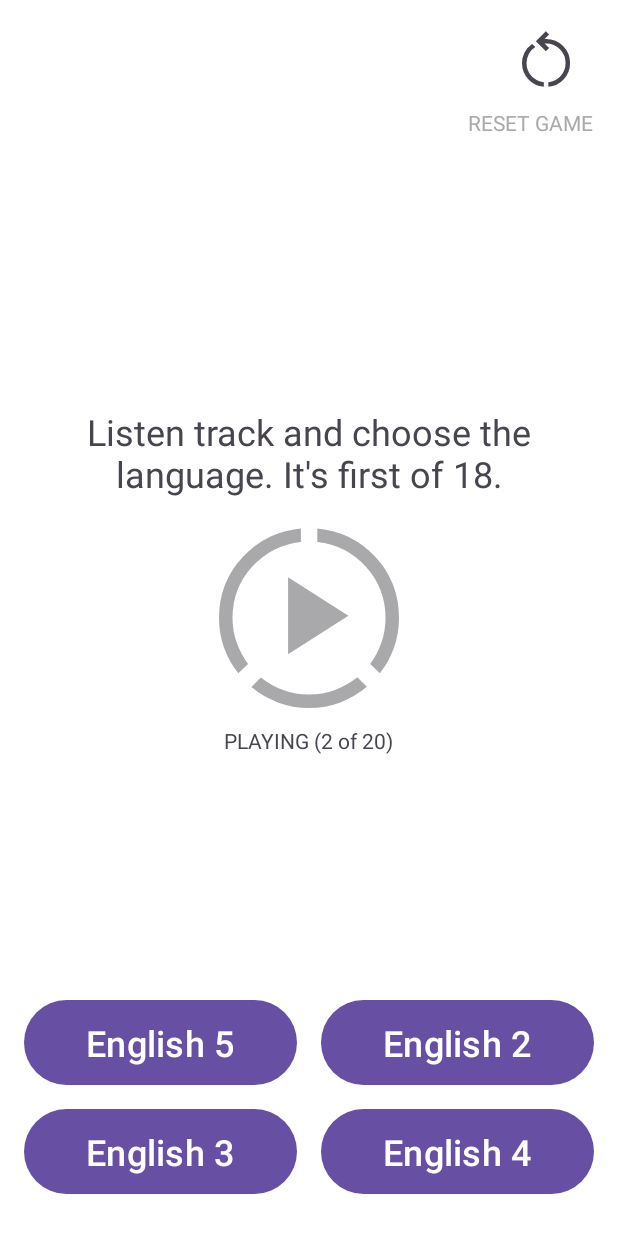
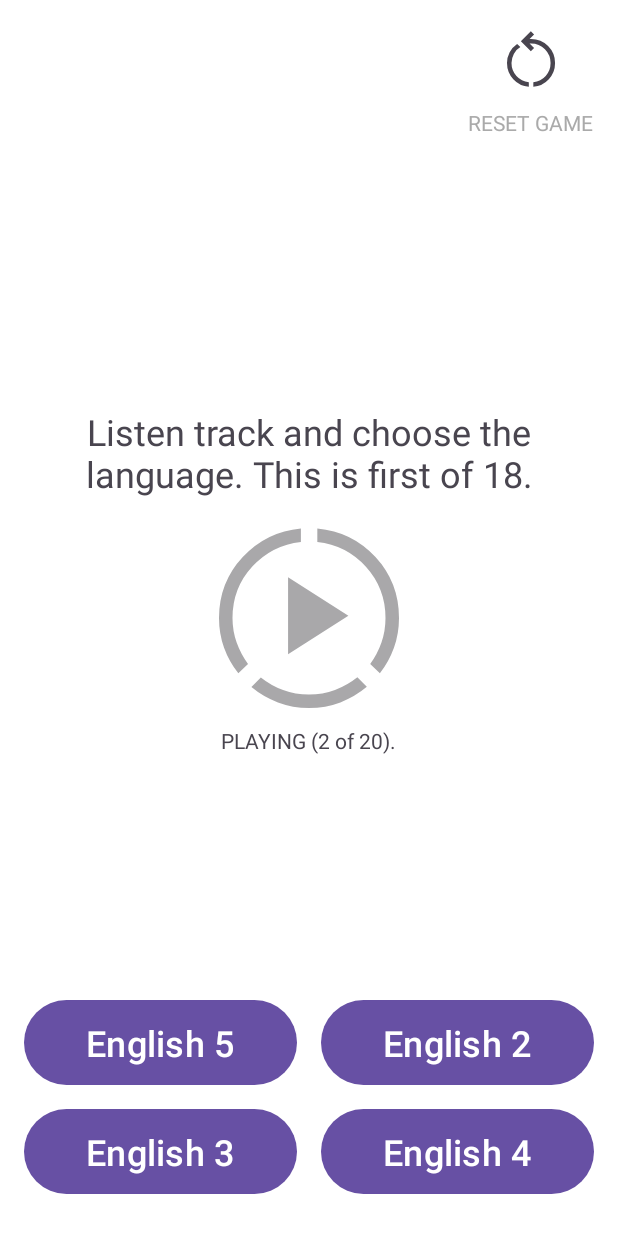
Before and after one commit to egornemov/polyglot-game, an Android app: the screen it shows after launch (MainActivity), on a phone screen of 412 x 824 dp. Shown: the top 1233 px of the screen. Run offline under Robolectric (Android 15) with nearby library versions, the phone set to English and light mode, and no system bars.

Commit message:
Move strings to res

```diff
--- a/app/src/main/java/com/egornemov/polyglotgame/view/QuizCardFragment.kt
+++ b/app/src/main/java/com/egornemov/polyglotgame/view/QuizCardFragment.kt
@@ -64,9 +64,9 @@ class QuizCardFragment : Fragment() {
         val pbMediaplayerInit = view.findViewById<ProgressBar>(R.id.pb_mediaplayer_init)
 
         tvCardDescription.text = if (step == 1) {
-            "Listen track and choose the language. It's first of $total."
+            resources.getString(R.string.quiz_description_first, total)
         } else {
-            "It's $step of $total"
+            resources.getString(R.string.quiz_description_rest, step, total)
         }
 
         btnRestart.setOnClickListener {
@@ -171,7 +171,7 @@ class QuizCardFragment : Fragment() {
                             tvPlay.isVisible = false
                             count = 0
                         } else {
-                            tvPlay.text = "PLAYING ($count of $DURATION_S)"
+                            tvPlay.text = resources.getString(R.string.quiz_playback_status, count, DURATION_S)
                         }
                     }
                 }
--- a/app/src/main/res/layout/fragment_quiz_card.xml
+++ b/app/src/main/res/layout/fragment_quiz_card.xml
@@ -13,6 +13,7 @@
         android:layout_height="wrap_content"
         android:layout_gravity="center_vertical"
         app:layout_constraintTop_toTopOf="parent"
+        app:layout_constraintStart_toStartOf="@+id/tv_restart"
         app:layout_constraintEnd_toEndOf="@+id/tv_restart"
         android:layout_margin="8dp"
         android:src="@drawable/restart_alt_48px"
@@ -20,7 +21,7 @@
 
     <TextView
         android:id="@+id/tv_restart"
-        android:text="RESET GAME"
+        android:text="@string/tv_reset_game"
         android:layout_width="wrap_content"
         android:layout_height="wrap_content"
         android:layout_margin="8dp"
@@ -38,7 +39,7 @@
         android:textAlignment="center"
         android:layout_margin="8dp"
         android:textSize="24sp"
-        android:text="STEP 0"/>
+        tools:text="STEP 0"/>
 
     <ImageButton
         android:id="@+id/btn_play"
@@ -81,7 +82,7 @@
         android:layout_height="wrap_content"
         android:layout_margin="8dp"
         tools:visibility="visible"
-        android:text="Waits too long?\nRefresh"
+        android:text="@string/tv_wait_refresh"
         android:textColor="@android:color/darker_gray"
         android:visibility="gone"
         app:layout_constraintTop_toBottomOf="@+id/btn_refresh"
@@ -109,7 +110,7 @@
             android:textSize="24sp"
             android:padding="12dp"
             android:layout_marginHorizontal="8dp"
-            android:text="CHOICE A"/>
+            tools:text="CHOICE A"/>
 
         <Button
             android:id="@+id/btn_choice_b"
@@ -122,7 +123,7 @@
             android:padding="12dp"
             tools:visibility="visible"
             android:layout_marginHorizontal="8dp"
-            android:text="CHOICE B"/>
+            tools:text="CHOICE B"/>
 
     </LinearLayout>
 
@@ -148,7 +149,7 @@
             android:textSize="24sp"
             android:padding="12dp"
             android:layout_marginHorizontal="8dp"
-            android:text="CHOICE C"/>
+            tools:text="CHOICE C"/>
 
         <Button
             android:id="@+id/btn_choice_d"
@@ -161,7 +162,7 @@
             android:padding="12dp"
             tools:visibility="visible"
             android:layout_marginHorizontal="8dp"
-            android:text="CHOICE D"/>
+            tools:text="CHOICE D"/>
 
     </LinearLayout>
 
@@ -187,7 +188,7 @@
             android:padding="12dp"
             tools:visibility="visible"
             android:layout_marginHorizontal="8dp"
-            android:text="CHOICE E"/>
+            tools:text="CHOICE E"/>
 
         <Button
             android:id="@+id/btn_choice_f"
@@ -200,7 +201,7 @@
             android:padding="12dp"
             tools:visibility="visible"
             android:layout_marginHorizontal="8dp"
-            android:text="CHOICE F"/>
+            tools:text="CHOICE F"/>
 
     </LinearLayout>
 
--- a/app/src/main/res/values/strings.xml
+++ b/app/src/main/res/values/strings.xml
@@ -1,3 +1,19 @@
 <resources>
     <string name="app_name">Polyglot Game</string>
+    <string name="tv_reset_game">RESET GAME</string>
+    <string name="tv_play_again">PLAY AGAIN</string>
+    <string name="tv_wait_refresh">Waits too long?\nRefresh.</string>
+    <string name="tv_share_with_friends">SHARE WITH FRIENDS</string>
+    <string name="quiz_description_first">Listen track and choose the language. This is first of %d.</string>
+    <string name="quiz_description_rest">This is %d of %d.</string>
+    <string name="quiz_playback_status">PLAYING (%d of %d).</string>
+    <string name="score_cheated">I\'m sad that You\'ve skipped some test.\nPlease, play with me again.</string>
+    <string name="score_cheated_share">Brainy time killer, and I\'ve failed to get win in it.</string>
+    <string name="score_zero_share">I will learn %s this year! Do you know %s?</string>
+    <string name="score_polyglot_share">I\'m a NATURAL polyglot. I know %s.\nBet that you're not?</string>
+    <string name="score_not_polyglot_share">I\'m NOT a polyglot.\nBet that you are NOT a polyglot too?</string>
+    <string name="score_stats">You score is %d minutes %d seconds with detected %d languages.\n</string>
+    <string name="score_zero">Just start with %s.</string>
+    <string name="score_polyglot">You are a NATURAL polyglot.</string>
+    <string name="score_not_polyglot">You are NOT a polyglot.</string>
 </resources>
```
Also changed, not shown: app/src/main/java/com/egornemov/polyglotgame/view/ScoreCardFragment.kt (+19 -9 lines), app/src/main/res/layout/fragment_score_card.xml (+4 -3 lines).
